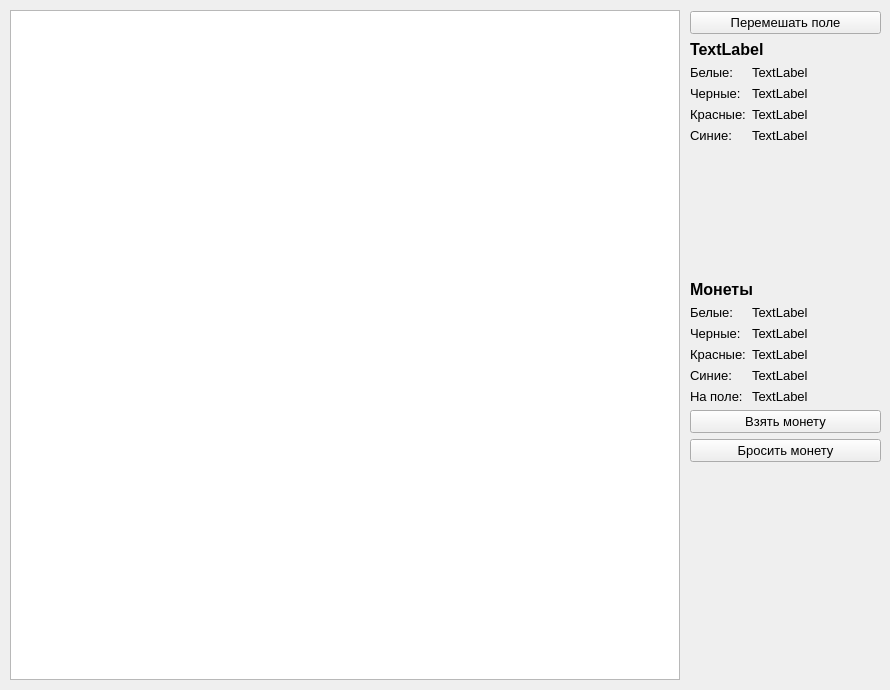
Vaness23/Jackal, file game.ui: the form before one commit.
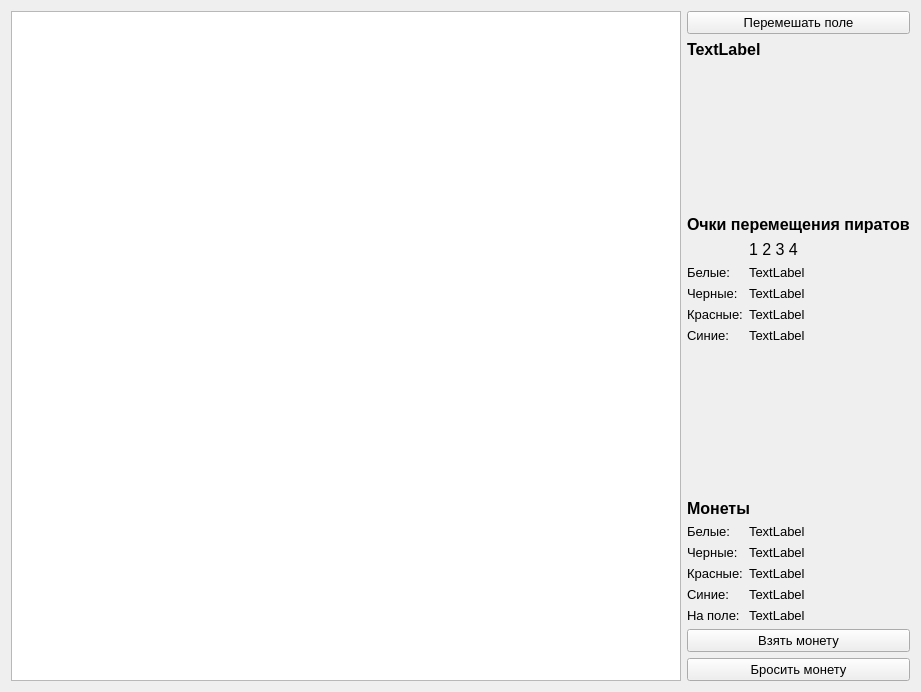
The form after the commit.

```diff
--- a/game.ui
+++ b/game.ui
@@ -10,28 +10,27 @@
     <height>690</height>
    </rect>
   </property>
+  <property name="sizePolicy">
+   <sizepolicy hsizetype="Ignored" vsizetype="Preferred">
+    <horstretch>0</horstretch>
+    <verstretch>0</verstretch>
+   </sizepolicy>
+  </property>
   <property name="windowTitle">
    <string>Form</string>
   </property>
+  <layout class="QHBoxLayout" name="horizontalLayout">
+   <item>
   <widget class="QGraphicsView" name="graphicsView">
-   <property name="geometry">
-    <rect>
-     <x>10</x>
-     <y>10</y>
+     <property name="minimumSize">
+      <size>
      <width>670</width>
      <height>670</height>
-    </rect>
-   </property>
-  </widget>
-  <widget class="QWidget" name="">
-   <property name="geometry">
-    <rect>
-     <x>690</x>
-     <y>11</y>
-     <width>191</width>
-     <height>451</height>
-    </rect>
-   </property>
+      </size>
+     </property>
+    </widget>
+   </item>
+   <item>
    <layout class="QVBoxLayout" name="verticalLayout">
     <item>
      <widget class="QPushButton" name="shuffleBtn">
@@ -59,9 +58,36 @@
       </property>
      </widget>
     </item>
+     <item>
+      <spacer name="verticalSpacer_2">
+       <property name="orientation">
+        <enum>Qt::Vertical</enum>
+       </property>
+       <property name="sizeHint" stdset="0">
+        <size>
+         <width>20</width>
+         <height>40</height>
+        </size>
+       </property>
+      </spacer>
+     </item>
+     <item>
+      <widget class="QLabel" name="label_11">
+       <property name="font">
+        <font>
+         <pointsize>12</pointsize>
+         <weight>75</weight>
+         <bold>true</bold>
+        </font>
+       </property>
+       <property name="text">
+        <string>Очки перемещения пиратов</string>
+       </property>
+      </widget>
+     </item>
     <item>
      <layout class="QFormLayout" name="formLayout">
-      <item row="0" column="0">
+       <item row="1" column="0">
        <widget class="QLabel" name="label">
         <property name="font">
          <font>
@@ -73,7 +99,7 @@
         </property>
        </widget>
       </item>
-      <item row="0" column="1">
+       <item row="1" column="1">
        <widget class="QLabel" name="whitePiratesLabel">
         <property name="font">
          <font>
@@ -85,7 +111,7 @@
         </property>
        </widget>
       </item>
-      <item row="1" column="1">
+       <item row="2" column="1">
        <widget class="QLabel" name="blackPiratesLabel">
         <property name="font">
          <font>
@@ -97,7 +123,7 @@
         </property>
        </widget>
       </item>
-      <item row="2" column="0">
+       <item row="3" column="0">
        <widget class="QLabel" name="label_3">
         <property name="font">
          <font>
@@ -109,7 +135,7 @@
         </property>
        </widget>
       </item>
-      <item row="2" column="1">
+       <item row="3" column="1">
        <widget class="QLabel" name="redPiratesLabel">
         <property name="font">
          <font>
@@ -121,7 +147,7 @@
         </property>
        </widget>
       </item>
-      <item row="3" column="0">
+       <item row="4" column="0">
        <widget class="QLabel" name="label_4">
         <property name="font">
          <font>
@@ -133,7 +159,7 @@
         </property>
        </widget>
       </item>
-      <item row="3" column="1">
+       <item row="4" column="1">
        <widget class="QLabel" name="bluePiratesLabel">
         <property name="font">
          <font>
@@ -145,7 +171,7 @@
         </property>
        </widget>
       </item>
-      <item row="1" column="0">
+       <item row="2" column="0">
        <widget class="QLabel" name="label_2">
         <property name="font">
          <font>
@@ -157,6 +183,18 @@
         </property>
        </widget>
       </item>
+       <item row="0" column="1">
+        <widget class="QLabel" name="label_12">
+         <property name="font">
+          <font>
+           <pointsize>12</pointsize>
+          </font>
+         </property>
+         <property name="text">
+          <string>1 2 3 4</string>
+         </property>
+        </widget>
+       </item>
      </layout>
     </item>
     <item>
@@ -335,7 +373,8 @@
      </widget>
     </item>
    </layout>
-  </widget>
+   </item>
+  </layout>
  </widget>
  <resources/>
  <connections/>
```
Lines whose indentation alone changed are shown as unchanged.
